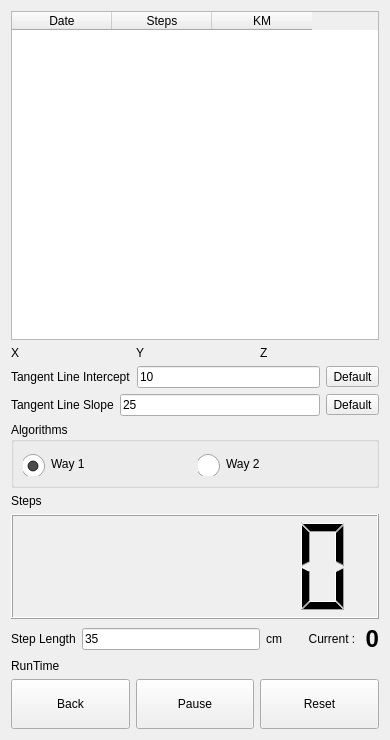
Before: the Qt Designer form src/dlgsteps.ui in ic005k/Knot-Legacy, drawn with Qt 5.
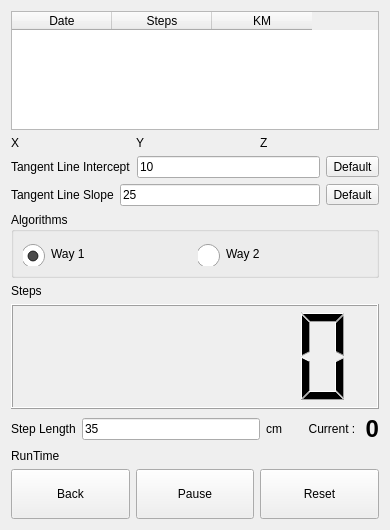
After: the same form once the commit is applied. Icons and pictures are not drawn.

Diff of the .ui file:
```diff
--- a/src/dlgsteps.ui
+++ b/src/dlgsteps.ui
@@ -7,7 +7,7 @@
     <x>0</x>
     <y>0</y>
     <width>390</width>
-    <height>740</height>
+    <height>530</height>
    </rect>
   </property>
   <property name="windowTitle">
```
